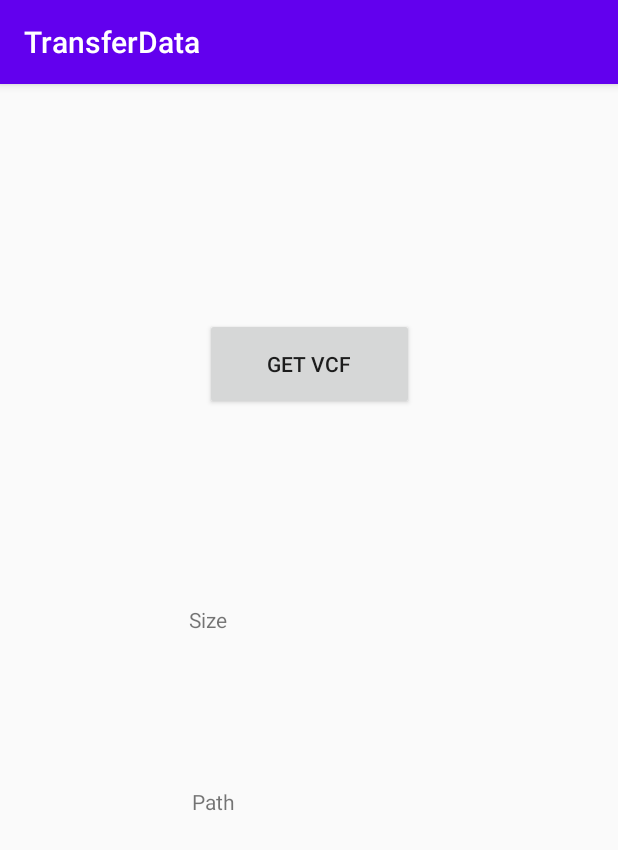
After one commit to taido98/TransferData, an Android app: the GetContacts screen opened directly, with no data from a screen before it, on a phone screen of 412 x 824 dp. The commit adds this screen. Shown: the top 850 px of the screen. Run offline under Robolectric (Android 15) with nearby library versions, the phone set to English and light mode, and no system bars.

Commit message:
getvcf return path

```diff
--- /dev/null
+++ b/app/src/main/java/com/example/transferdata/GetContacts.java
@@ -0,0 +1,128 @@
+package com.example.transferdata;
+
+import androidx.appcompat.app.AppCompatActivity;
+import androidx.core.app.ActivityCompat;
+
+import android.app.Activity;
+import android.content.Context;
+import android.content.Intent;
+import android.content.pm.PackageManager;
+import android.content.res.AssetFileDescriptor;
+import android.database.Cursor;
+import android.net.Uri;
+import android.os.Bundle;
+import android.os.Environment;
+import android.provider.ContactsContract;
+import android.util.Log;
+import android.view.View;
+import android.widget.Button;
+import android.widget.TextView;
+
+import java.io.File;
+import java.io.FileInputStream;
+import java.io.FileOutputStream;
+
+public class GetContacts extends AppCompatActivity {
+
+    private Button mBtnGetContact;
+    private TextView mTxtSize;
+    private TextView mTxtPath;
+
+    @Override
+    protected void onCreate(Bundle savedInstanceState) {
+        super.onCreate(savedInstanceState);
+        setContentView(R.layout.activity_contacts);
+        initView();
+        initAction();
+    }
+
+    private void initView() {
+        mBtnGetContact = (Button) findViewById(R.id.get_contacts);
+        mTxtSize = (TextView) findViewById(R.id.size_vcf);
+        mTxtPath = (TextView) findViewById(R.id.path_vcf);
+    }
+
+    private void initAction() {
+        mBtnGetContact.setOnClickListener(new View.OnClickListener() {
+            @Override
+            public void onClick(View v) {
+                String path = getVCF(GetContacts.this);
+                File vcf = new File(path);
+                double size = vcf.length();
+                mTxtPath.setText(path);
+                mTxtSize.setText(size + "");
+            }
+        });
+    }
+
+    public static boolean hasPermissions(Context context, String... permissions) {
+        if (context != null && permissions != null) {
+            for (String permission : permissions) {
+                if (ActivityCompat.checkSelfPermission(context, permission) != PackageManager.PERMISSION_GRANTED) {
+                    return false;
+                }
+            }
+        }
+        return true;
+    }
+
+    ///Return path of vcf file
+    public static String getVCF(Activity activity) {
+        String results = "";
+        Context mContext = activity.getApplicationContext();
+        String[] PERMISSIONS = {
+                android.Manifest.permission.READ_CONTACTS,
+                android.Manifest.permission.WRITE_CONTACTS,
+                android.Manifest.permission.WRITE_EXTERNAL_STORAGE,
+                android.Manifest.permission.READ_EXTERNAL_STORAGE,
+        };
+
+        if (!hasPermissions(mContext, PERMISSIONS)) {
+            ActivityCompat.requestPermissions(activity, PERMISSIONS, 100);
+        } else {
+            final String vfile = "Contacts.vcf";
+            String path = Environment.getExternalStorageDirectory().toString() + File.separator + vfile;
+            results = path;
+            File fdelete = new File(path);
+            if (fdelete.exists()) {
+                if (fdelete.delete()) {
+                    System.out.println("file Deleted :" + path);
+                } else {
+                    System.out.println("file not Deleted :" + path);
+                }
+            }
+            Cursor phones = mContext.getContentResolver().query(
+                    ContactsContract.CommonDataKinds.Phone.CONTENT_URI, null,
+                    null, null, null);
+            phones.moveToFirst();
+            for (int i = 0; i < phones.getCount(); i++) {
+                String lookupKey = phones.getString(phones
+                        .getColumnIndex(ContactsContract.Contacts.LOOKUP_KEY));
+                Uri uri = Uri.withAppendedPath(
+                        ContactsContract.Contacts.CONTENT_VCARD_URI,
+                        lookupKey);
+                AssetFileDescriptor fd;
+                try {
+                    fd = mContext.getContentResolver().openAssetFileDescriptor(uri, "r");
+                    FileInputStream fis = fd.createInputStream();
+                    byte[] buf = new byte[(int) fd.getDeclaredLength()];
+                    fis.read(buf);
+                    String VCard = new String(buf);
+                    FileOutputStream mFileOutputStream = new FileOutputStream(path, true);
+                    mFileOutputStream.write(VCard.toString().getBytes());
+                    phones.moveToNext();
+                    Log.d("Contact", VCard);
+                } catch (Exception e1) {
+                    // TODO Auto-generated catch block
+                    e1.printStackTrace();
+                }
+            }
+        }
+        return results;
+    }
+
+    public static void restoreVCF(String filePath) {
+        Intent intent = new Intent(Intent.ACTION_VIEW);
+        intent.setDataAndType(Uri.fromFile(new File(filePath)), "text/x-vcard"); //storage path is path of your vcf file and vFile is name of that file.
+    }
+}
--- /dev/null
+++ b/app/src/main/res/layout/activity_contacts.xml
@@ -0,0 +1,50 @@
+<?xml version="1.0" encoding="utf-8"?>
+<androidx.constraintlayout.widget.ConstraintLayout xmlns:android="http://schemas.android.com/apk/res/android"
+    xmlns:app="http://schemas.android.com/apk/res-auto"
+    xmlns:tools="http://schemas.android.com/tools"
+    android:layout_width="match_parent"
+    android:layout_height="match_parent"
+    tools:context=".GetContacts">
+
+    <Button
+        android:id="@+id/get_contacts"
+        android:layout_width="139dp"
+        android:layout_height="61dp"
+        android:layout_marginStart="136dp"
+        android:layout_marginLeft="136dp"
+        android:layout_marginTop="156dp"
+        android:layout_marginEnd="136dp"
+        android:layout_marginRight="136dp"
+        android:text="Get VCF"
+        app:layout_constraintEnd_toEndOf="parent"
+        app:layout_constraintStart_toStartOf="parent"
+        app:layout_constraintTop_toTopOf="parent" />
+
+    <TextView
+        android:id="@+id/size_vcf"
+        android:layout_width="160dp"
+        android:layout_height="40dp"
+        android:layout_marginStart="123dp"
+        android:layout_marginLeft="123dp"
+        android:layout_marginTop="130dp"
+        android:layout_marginEnd="123dp"
+        android:layout_marginRight="123dp"
+        android:text="Size"
+        app:layout_constraintEnd_toEndOf="parent"
+        app:layout_constraintStart_toStartOf="parent"
+        app:layout_constraintTop_toBottomOf="@+id/get_contacts" />
+
+    <TextView
+        android:id="@+id/path_vcf"
+        android:layout_width="156dp"
+        android:layout_height="49dp"
+        android:layout_marginStart="127dp"
+        android:layout_marginLeft="127dp"
+        android:layout_marginTop="81dp"
+        android:layout_marginEnd="128dp"
+        android:layout_marginRight="128dp"
+        android:text="Path"
+        app:layout_constraintEnd_toEndOf="parent"
+        app:layout_constraintStart_toStartOf="parent"
+        app:layout_constraintTop_toBottomOf="@+id/size_vcf" />
+</androidx.constraintlayout.widget.ConstraintLayout>
```
Also changed, not shown: app/src/main/AndroidManifest.xml (+8 -4 lines), app/src/main/java/com/example/transferdata/MainActivity.java (+26 -100 lines), app/src/main/res/layout/activity_main.xml (+17 -3 lines).
